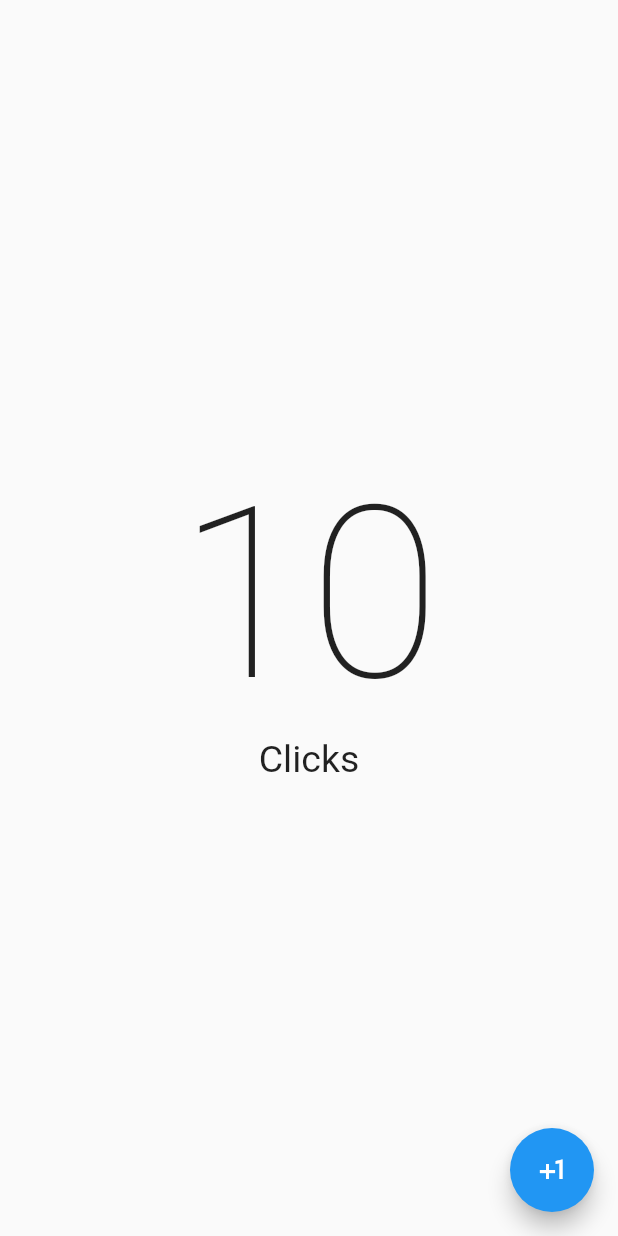
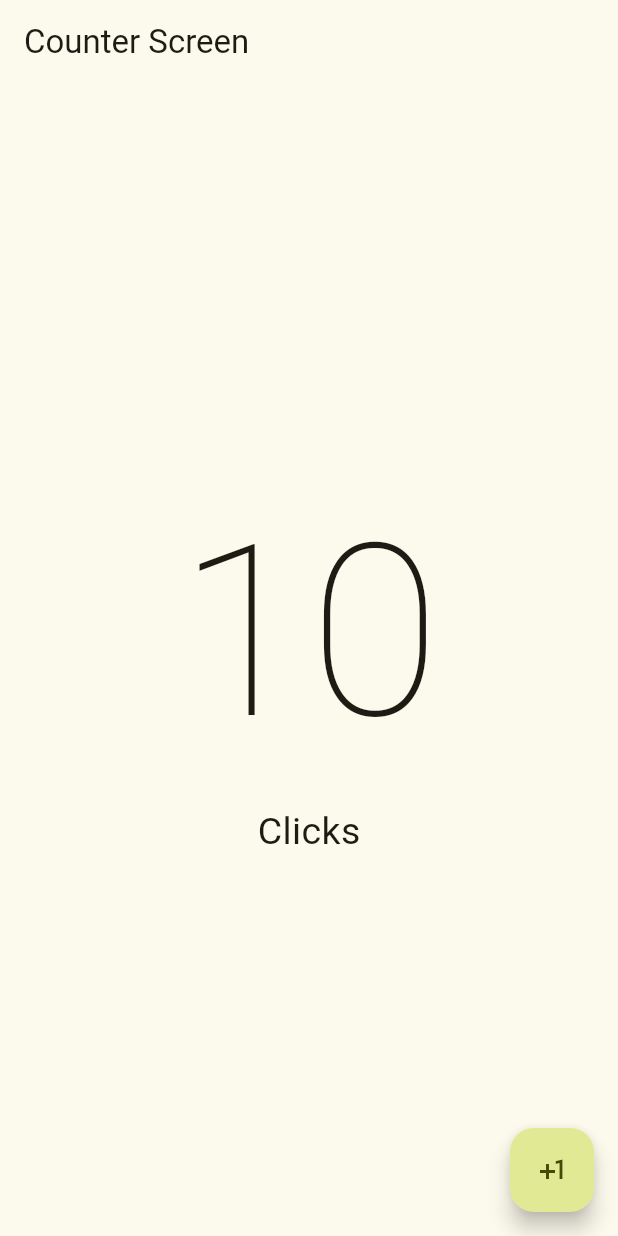
Before and after one commit to dieginin/counter_app, a Flutter app: the screen it shows after launch, on a phone screen of 412 x 824 dp. Run offline on Flutter 3.47's test engine with Material 2 defaults, Android fonts, the phone set to English and light mode, and no system bars.

```diff
--- a/lib/main.dart
+++ b/lib/main.dart
@@ -11,10 +11,14 @@ class MainApp extends StatelessWidget {
 
   @override
   Widget build(BuildContext context) {
-    return const MaterialApp(
+    return MaterialApp(
       debugShowCheckedModeBanner: false,
+      theme: ThemeData(
+        useMaterial3: true,
+        colorSchemeSeed: Colors.lime,
+      ),
       title: 'Counter App',
-      home: CounterScreen(),
+      home: const CounterScreen(),
     );
   }
 }
--- a/lib/src/screens/counter/counter_screen.dart
+++ b/lib/src/screens/counter/counter_screen.dart
@@ -6,9 +6,8 @@ class CounterScreen extends StatelessWidget {
   @override
   Widget build(BuildContext context) {
     return Scaffold(
-      floatingActionButton: FloatingActionButton(
-        onPressed: () {},
-        child: const Icon(Icons.plus_one),
+      appBar: AppBar(
+        title: const Text('Counter Screen'),
       ),
       body: Center(
         child: Column(
@@ -25,6 +24,10 @@ class CounterScreen extends StatelessWidget {
           ],
         ),
       ),
+      floatingActionButton: FloatingActionButton(
+        onPressed: () {},
+        child: const Icon(Icons.plus_one),
+      ),
     );
   }
 }
```
